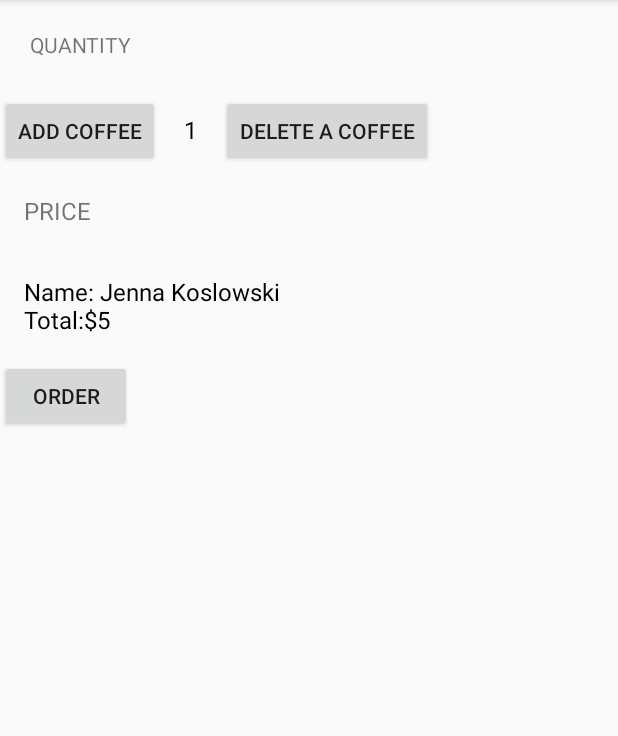
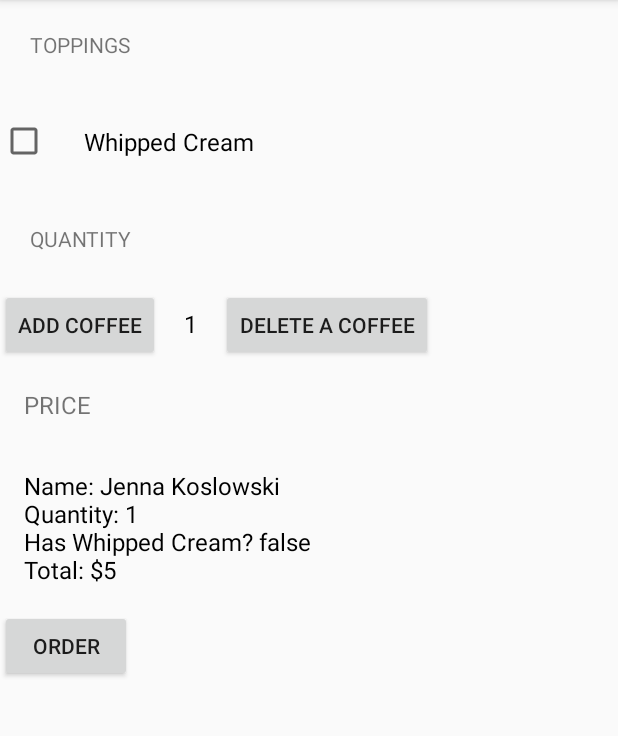
Before and after one commit to JennaKoslowski/Just-Java, an Android app: the screen it shows after launch (MainActivity), after a tap on "ORDER", on a phone screen of 412 x 824 dp, the part 84-820 px from its top. Run offline under Robolectric (Android 15) with nearby library versions, the phone set to English and light mode, and no system bars; 1 other tap on this screen came first.

Commit message:
add whipped cream checkbox

```diff
--- a/app/src/main/java/com/example/android/justjava/MainActivity.java
+++ b/app/src/main/java/com/example/android/justjava/MainActivity.java
@@ -2,6 +2,7 @@ package com.example.android.justjava;
 
 import android.os.Bundle;
 import android.view.View;
+import android.widget.CheckBox;
 import android.widget.TextView;
 import androidx.appcompat.app.AppCompatActivity;
 
@@ -19,8 +20,11 @@ public class MainActivity extends AppCompatActivity {
     }
 
     public void submitOrder(View view) {
+        CheckBox whippedCreamCheckbox = (CheckBox) findViewById(R.id.whipped_cream_checkbox);
+        boolean hasWhippedCream = whippedCreamCheckbox.isChecked();
+
         int price = numCoffee*5;
-        String totalMessage = createOrderSummary(price);
+        String totalMessage = createOrderSummary(price, hasWhippedCream);
         displayMessage(totalMessage);
 
         calculatePrice(numCoffee, price);
@@ -30,9 +34,11 @@ public class MainActivity extends AppCompatActivity {
         int price= numCoffee*5;
     }
 
-    private String createOrderSummary(int price){
+    private String createOrderSummary(int price, boolean hasWhippedCream){
         String totalMessage = "Name: Jenna Koslowski" ;
-        totalMessage = totalMessage + "\nTotal:$"+ price;
+        totalMessage= totalMessage + "\nQuantity: " +numCoffee;
+        totalMessage= totalMessage + "\nHas Whipped Cream? " + hasWhippedCream;
+        totalMessage = totalMessage + "\nTotal: $"+ price;
         return totalMessage;
     }
 
--- a/app/src/main/res/layout/activity_main.xml
+++ b/app/src/main/res/layout/activity_main.xml
@@ -6,6 +6,21 @@
     android:layout_height="match_parent"
     tools:context=".MainActivity"
     android:orientation="vertical">
+
+    <TextView
+        android:layout_width="wrap_content"
+        android:layout_height="wrap_content"
+        android:text="@string/toppings"
+        android:textAllCaps="true"
+        android:padding="20dp"/>
+
+    <CheckBox
+        android:id="@+id/whipped_cream_checkbox"
+        android:layout_width="wrap_content"
+        android:layout_height="wrap_content"
+        android:text="@string/wc"
+        android:padding="24dp"
+        android:textSize="16sp"/>
 
     <TextView
         android:layout_width="wrap_content"
--- a/app/src/main/res/values/strings.xml
+++ b/app/src/main/res/values/strings.xml
@@ -1,5 +1,7 @@
 <resources>
     <string name="app_name">Just Java</string>
+    <string name="toppings">toppings</string>
+    <string name="wc">Whipped Cream</string>
     <string name="quantity">quantity</string>
     <string name="increase">Add Coffee</string>
     <string name="number">0</string>
```
